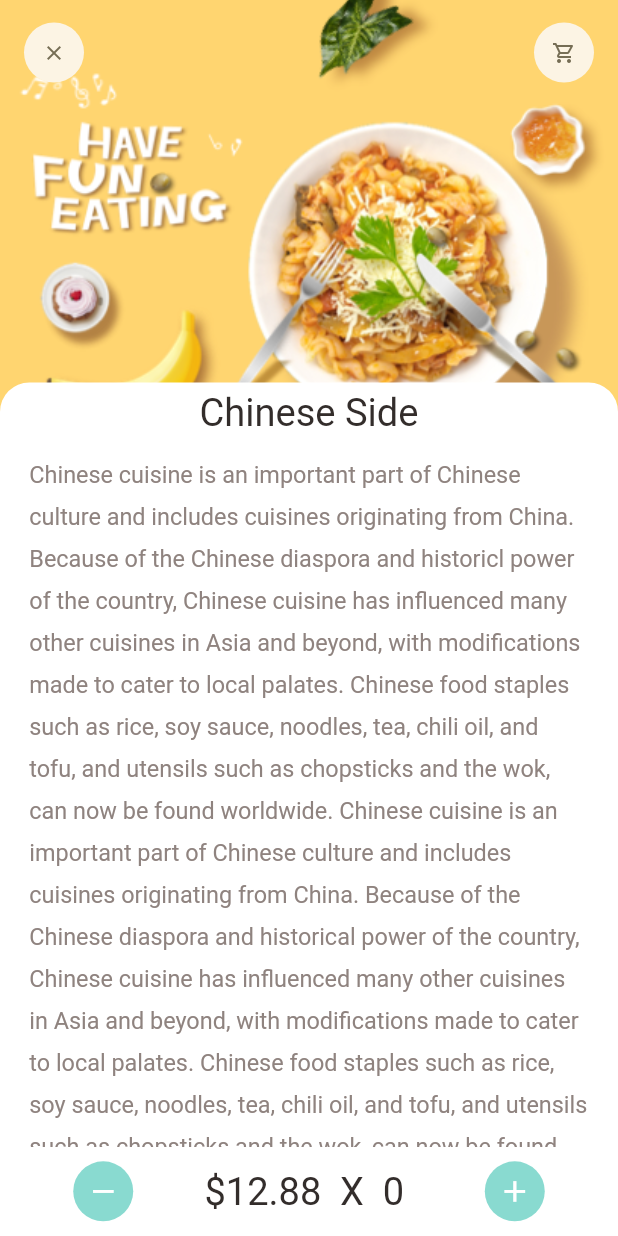
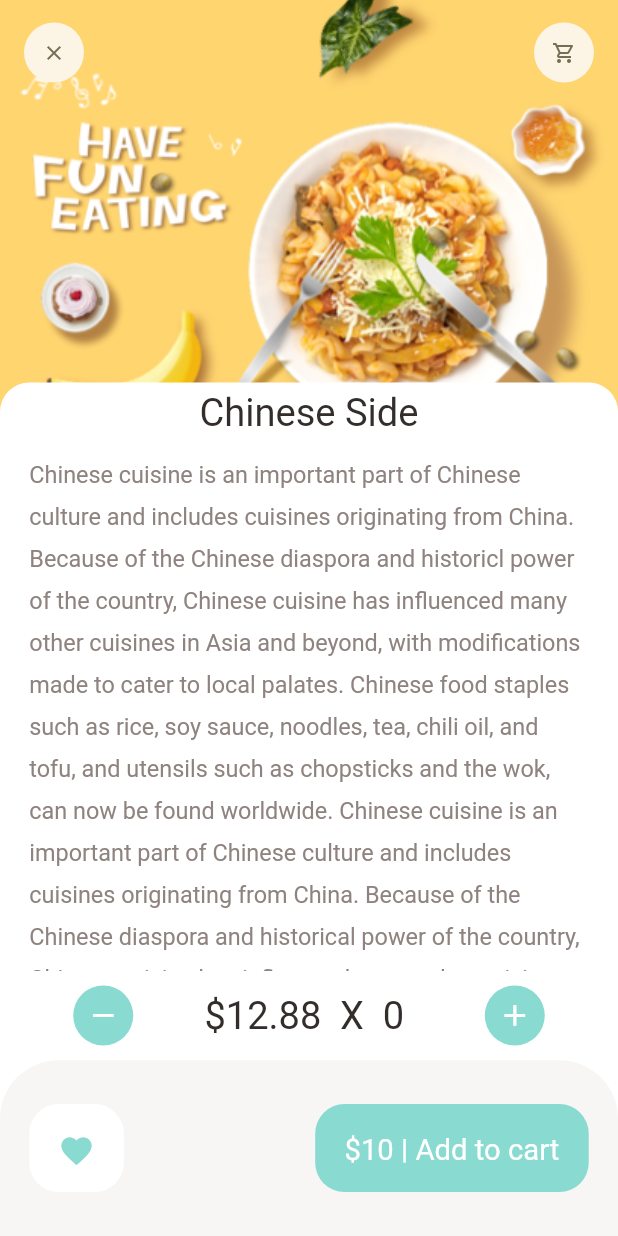
Before and after one commit to Amrit321/food_delivery_app, a Flutter app: the screen it shows after launch, after a tap on "Show more", on a phone screen of 412 x 824 dp. Run offline on Flutter 3.47's test engine with Material 2 defaults, Android fonts, the phone set to English and light mode, and no system bars; our stand-ins replace dots_indicator, get; missing offline and left inert: dart:html; network calls fail.

```diff
--- /dev/null
+++ b/lib/controllers/popular_product_controller.dart
@@ -0,0 +1,24 @@
+import 'dart:html';
+
+import 'package:food_delivery/data/repository/popular-product_repo.dart';
+import 'package:food_delivery/models/products_model.dart';
+import 'package:get/get.dart';
+
+class PopularProductController extends GetxController{
+  final PopularProductRepo popularProductRepo;
+  PopularProductController({required this.popularProductRepo});
+  List<dynamic> _popularProductList=[];
+  List<dynamic> get popularProductList => _popularProductList;
+
+  Future<void> getPopularProductList()async{
+    Response response = await popularProductRepo.getPpopularProductList();
+    if(response.statusCode==200){
+      print("got products");
+      _popularProductList=[];
+      _popularProductList.addAll(Product.fromJson(response.body).products);
+      update();
+    }else{
+
+    }
+  }
+}
--- /dev/null
+++ b/lib/data/api/api_client.dart
@@ -0,0 +1,28 @@
+import 'package:get/get.dart';
+
+class ApiClient extends GetConnect implements GetxService{
+late String token;
+final String appBaseUrl;
+late Map<String, String> _mainHeaders;
+
+ApiClient({required this.appBaseUrl}){
+  baseUrl = appBaseUrl;
+  timeout = Duration(seconds: 30);
+  token = "";
+  _mainHeaders={
+    'Content-type':'application/json; cgharset=UTF-8',
+    'Authorization': 'Bearer $token',
+  };
+}
+
+  Future<Response> getData(String uri,) async {
+    try{
+      Response response = await get(uri);
+      return response;
+
+    }catch(e){
+      return Response(statusCode: 1, statusText: e.toString());
+    }
+  }
+
+}
--- /dev/null
+++ b/lib/data/repository/popular-product_repo.dart
@@ -0,0 +1,15 @@
+import 'package:food_delivery/data/api/api_client.dart';
+import 'package:get/get.dart';
+
+class PopularProductRepo extends GetxService{
+final ApiClient apiClient;
+PopularProductRepo({required this.apiClient});
+
+
+Future<Response> getPpopularProductList() async{
+
+  return await apiClient.getData("https://mvs.bslmeiyu.com/api/v1/products/popular");
+
+}
+
+}
--- /dev/null
+++ b/lib/helper/dependencies.dart
@@ -0,0 +1,15 @@
+import 'package:food_delivery/controllers/popular_product_controller.dart';
+import 'package:food_delivery/data/api/api_client.dart';
+import 'package:food_delivery/data/repository/popular-product_repo.dart';
+import 'package:get/get.dart';
+
+Future<void> init()async {
+  //api client
+  Get.lazyPut(()=>ApiClient(appBaseUrl: "Https://www.google.com"));
+
+  //repo
+  Get.lazyPut(()=>PopularProductRepo(apiClient: Get.find()));
+
+  //controllers
+  Get.lazyPut(()=>PopularProductController(popularProductRepo: Get.find()));
+}
--- a/lib/main.dart
+++ b/lib/main.dart
@@ -1,12 +1,16 @@
 import 'package:flutter/material.dart';
+import 'package:food_delivery/controllers/popular_product_controller.dart';
 import 'package:food_delivery/pages/food/popular_food_detail.dart';
 import 'package:food_delivery/pages/food/recommended_food_detail.dart';
 
 import 'package:get/get.dart';
 
 import 'pages/home/main_food_page.dart';
+import 'helper/dependencies.dart' as dep;
 
-void main() {
+Future<void> main() async {
+  WidgetsFlutterBinding.ensureInitialized();
+  await dep.init();
   runApp(const MyApp());
 }
 
@@ -16,6 +20,7 @@ class MyApp extends StatelessWidget {
   // This widget is the root of your application.
   @override
   Widget build(BuildContext context) {
+    Get.find<PopularProductController>().getPopularProductList();
     return GetMaterialApp(
       title: 'Flutter Demo',
       debugShowCheckedModeBanner: false,
--- a/lib/pages/food/recommended_food_detail.dart
+++ b/lib/pages/food/recommended_food_detail.dart
@@ -94,6 +94,47 @@ class RecommendedFoodDetail extends StatelessWidget {
               ],
             ),
           ),
+           Container(
+        height: Dimensions.bottomHeightBar,
+        padding: EdgeInsets.only(top: Dimensions.height30, bottom: Dimensions.height30, left: Dimensions.width20, right: Dimensions.width20),
+        decoration: BoxDecoration(
+          color: AppColors.buttonBackgroundColor,
+          borderRadius: BorderRadius.only(
+            topLeft: Radius.circular(Dimensions.radius20*2),
+            topRight:  Radius.circular(Dimensions.radius20*2),
+          ),
+        ),
+        child: Row(
+          mainAxisAlignment: MainAxisAlignment.spaceBetween,
+          children: [
+            Container(
+              padding: EdgeInsets.only(top: Dimensions.height20, bottom: Dimensions.height20, left: Dimensions.width20, right: Dimensions.width20),
+              decoration: BoxDecoration(
+                borderRadius: BorderRadius.circular(Dimensions.radius20,),
+                color: Colors.white
+              ),
+              child: Icon(
+                Icons.favorite,
+                color: AppColors.mainColor,
+
+              ),
+            ),
+            Container(
+               padding: EdgeInsets.only(top: Dimensions.height20, bottom: Dimensions.height20, left: Dimensions.width20, right: Dimensions.width20),
+
+              child: BigText(text: "\$10 | Add to cart",
+              color: Colors.white,
+              ),
+              decoration: BoxDecoration(
+                borderRadius: BorderRadius.circular(
+                  Dimensions.radius20
+                ),
+                color: AppColors.mainColor,
+              ),
+            ),
+          ],
+        ),
+      ),
         ],
       ),
 
```
Also changed, not shown: lib/models/products_model.dart (added, +68 -0 lines), 2 other files.
